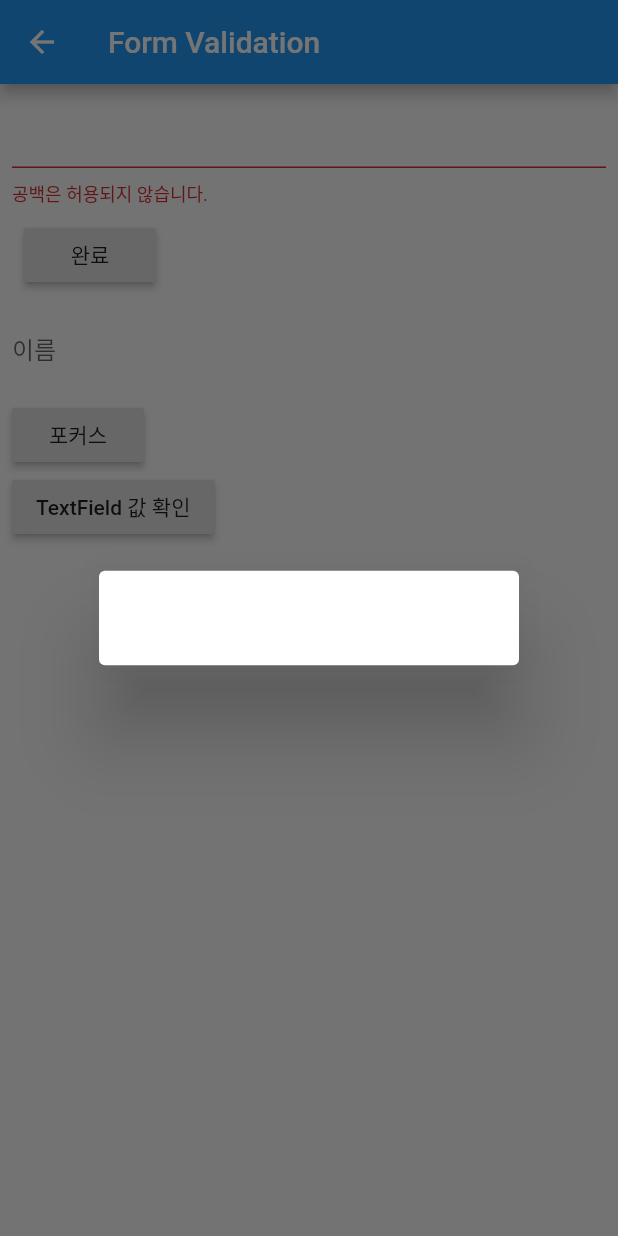
After one commit to kimjh4930/flutter-intermediate, a Flutter app: the MyFormValidation screen opened directly, after a tap on "완료", after a tap on "TextField 값 확인", on a phone screen of 412 x 824 dp. The commit adds this screen. Run offline on Flutter 3.47's test engine with Material 2 defaults, Android fonts, the phone set to English and light mode, and no system bars.

Commit message:
TextFormField, TextField, AlertDialog

```diff
--- a/lib/main.dart
+++ b/lib/main.dart
@@ -1,6 +1,7 @@
 import 'package:flutter/material.dart';
 import 'package:flutter_intermediate/src/MyAnimatedContainer.dart';
 import 'package:flutter_intermediate/src/MyDrawer.dart';
+import 'package:flutter_intermediate/src/MyFormValidation.dart';
 import 'package:flutter_intermediate/src/MyOrientation.dart';
 import 'package:flutter_intermediate/src/MySnackBar.dart';
 import 'package:flutter_intermediate/src/MyTabController.dart';
@@ -17,7 +18,7 @@ class MyApp extends StatelessWidget {
     return MaterialApp(
         title: 'Flutter Demo App',
         theme: ThemeData(
-            primarySwatch: Colors.yellow
+            primarySwatch: Colors.blue
         ),
         home: Scaffold(
           appBar: AppBar(
@@ -74,6 +75,12 @@ class _HomeState extends State<Home> {
           onTap: (){
             Navigator.push(context, MaterialPageRoute(builder: (context) => MyTabController()));
           },
+        ),
+        ListTile(
+          title: Text('FormValidation'),
+          onTap: (){
+            Navigator.push(context, MaterialPageRoute(builder: (context) => MyFormValidation()));
+          },
         )
       ],
     );
--- /dev/null
+++ b/lib/src/MyFormValidation.dart
@@ -0,0 +1,89 @@
+import 'package:flutter/material.dart';
+
+class MyFormValidation extends StatefulWidget {
+  @override
+  _MyFormValidationState createState() => _MyFormValidationState();
+}
+
+class _MyFormValidationState extends State<MyFormValidation> {
+  final _formKey = GlobalKey<FormState>();
+  FocusNode nameFocusNode;
+
+  final nameEditingController = TextEditingController();
+
+  @override
+  void initState() {
+    super.initState();
+    nameFocusNode = FocusNode();
+  }
+
+  @override
+  void dispose() {
+    nameFocusNode.dispose();
+    nameEditingController.dispose();
+    super.dispose();
+  }
+
+  @override
+  Widget build(BuildContext context) {
+    return Scaffold(
+      appBar: AppBar(
+        title: Text('Form Validation'),
+      ),
+      body: Padding(
+        padding: const EdgeInsets.all(8.0),
+        child: Form(
+          key: _formKey,
+          child: Column(
+            crossAxisAlignment: CrossAxisAlignment.start,
+            children: <Widget>[
+              TextFormField(
+                validator: (value) {
+                  if (value.isEmpty) {
+                    return '공백은 허용되지 않습니다.';
+                  }
+                },
+              ),
+              Padding(
+                padding: const EdgeInsets.all(8.0),
+                child: RaisedButton(
+                  onPressed: () {
+                    if (_formKey.currentState.validate()) {
+                      // valid
+                      Scaffold.of(_formKey.currentContext)
+                          .showSnackBar(SnackBar(content: Text('처리중')));
+                    }
+                  },
+                  child: Text('완료'),
+                ),
+              ),
+              TextField(
+                controller: nameEditingController,
+                onChanged: (text){
+                  print(text);
+                },
+                focusNode: nameFocusNode,
+                decoration: InputDecoration(
+                    hintText: '이름을 입력해 주세요',
+                    border: InputBorder.none,
+                    labelText: '이름'),
+                autofocus: true,
+              ),
+              RaisedButton(onPressed: () {
+                FocusScope.of(context).requestFocus(nameFocusNode);
+              }, child: Text('포커스')),
+              RaisedButton(onPressed: () {
+                print(nameEditingController.text);
+                showDialog(context: context, builder: (context){
+                  return AlertDialog(
+                    content: Text(nameEditingController.text)
+                  );
+                });
+              }, child: Text('TextField 값 확인'))
+            ],
+          ),
+        ),
+      ),
+    );
+  }
+}
```
